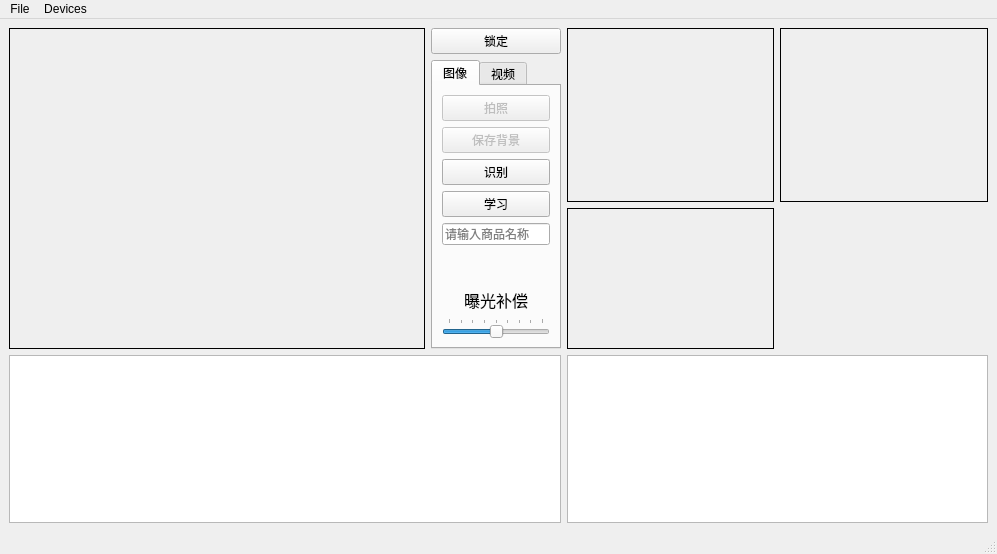
Qt form camera.ui (wyc-go-for-it/qtforcamera) before a commit.
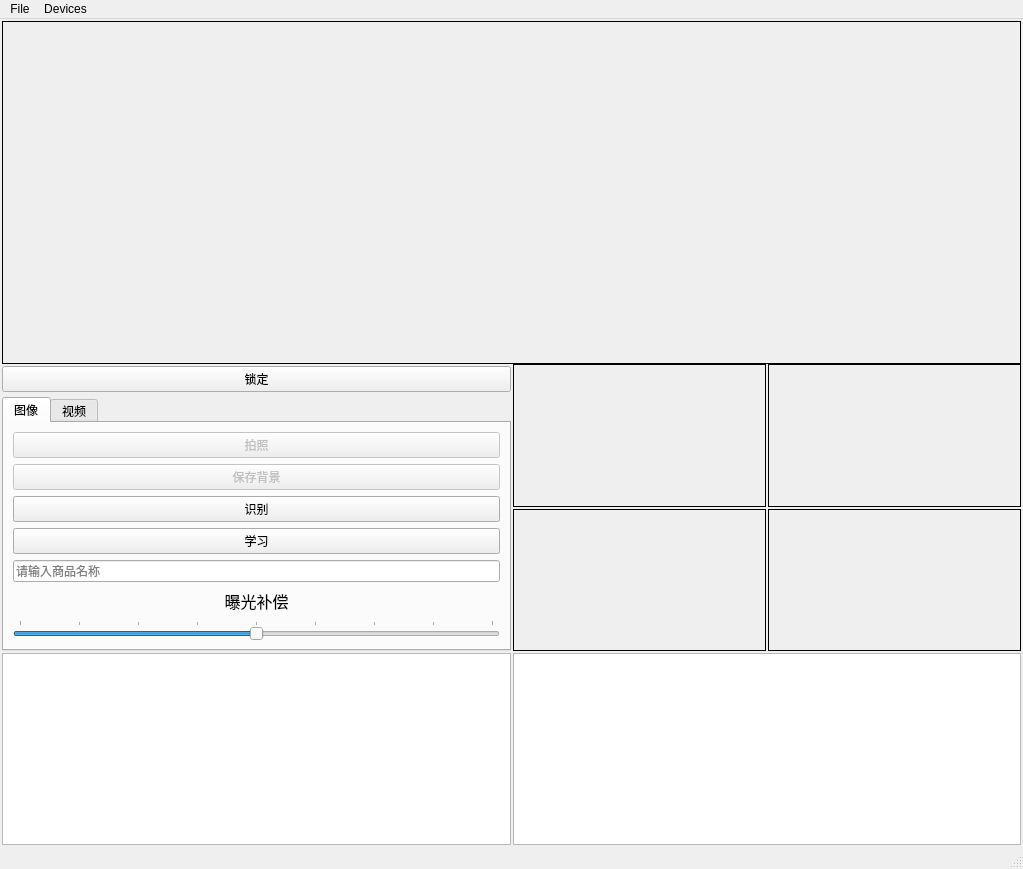
The same form after that commit. The open tabs and pages were chosen to show the change. Custom widgets are drawn as their Qt base class.

Commit message: 增加yolo11n商品识别

What changed in the file:
```diff
--- a/camera.ui
+++ b/camera.ui
@@ -6,66 +6,373 @@
    <rect>
     <x>0</x>
     <y>0</y>
-    <width>997</width>
-    <height>554</height>
+    <width>1023</width>
+    <height>869</height>
    </rect>
   </property>
   <property name="windowTitle">
    <string>Camera</string>
   </property>
   <widget class="QWidget" name="centralwidget">
-   <layout class="QGridLayout" name="gridLayout_3" rowstretch="0,0,0,0" columnstretch="2,0,1,1">
-    <item row="0" column="2" rowspan="2">
-     <widget class="QLabel" name="diff_mat">
-      <property name="sizePolicy">
-       <sizepolicy hsizetype="Ignored" vsizetype="Ignored">
-        <horstretch>0</horstretch>
-        <verstretch>0</verstretch>
-       </sizepolicy>
-      </property>
+   <layout class="QGridLayout" name="gridLayout_3" rowstretch="2,0,0,0" columnstretch="0,0,0,0">
+    <property name="leftMargin">
+     <number>2</number>
+    </property>
+    <property name="topMargin">
+     <number>2</number>
+    </property>
+    <property name="rightMargin">
+     <number>2</number>
+    </property>
+    <property name="bottomMargin">
+     <number>2</number>
+    </property>
+    <property name="spacing">
+     <number>2</number>
+    </property>
+    <item row="3" column="0" colspan="2">
+     <widget class="QListView" name="goods_list">
       <property name="minimumSize">
        <size>
         <width>0</width>
-        <height>0</height>
+        <height>168</height>
        </size>
       </property>
-      <property name="frameShape">
-       <enum>QFrame::Box</enum>
+      <property name="editTriggers">
+       <set>QAbstractItemView::NoEditTriggers</set>
       </property>
-      <property name="text">
-       <string/>
+      <property name="verticalScrollMode">
+       <enum>QAbstractItemView::ScrollPerPixel</enum>
       </property>
-      <property name="scaledContents">
-       <bool>false</bool>
+      <property name="horizontalScrollMode">
+       <enum>QAbstractItemView::ScrollPerPixel</enum>
       </property>
+      <property name="flow">
+       <enum>QListView::LeftToRight</enum>
+      </property>
+      <property name="spacing">
+       <number>8</number>
+      </property>
+      <property name="viewMode">
+       <enum>QListView::IconMode</enum>
+      </property>
      </widget>
     </item>
-    <item row="0" column="3" rowspan="2">
-     <widget class="QLabel" name="binary_diff_mat">
-      <property name="sizePolicy">
-       <sizepolicy hsizetype="Ignored" vsizetype="Ignored">
-        <horstretch>0</horstretch>
-        <verstretch>0</verstretch>
-       </sizepolicy>
-      </property>
+    <item row="3" column="2" colspan="2">
+     <widget class="QListView" name="recog_lst">
       <property name="minimumSize">
        <size>
         <width>0</width>
-        <height>0</height>
+        <height>168</height>
        </size>
       </property>
-      <property name="frameShape">
-       <enum>QFrame::Box</enum>
+      <property name="editTriggers">
+       <set>QAbstractItemView::NoEditTriggers</set>
       </property>
-      <property name="text">
-       <string/>
+      <property name="verticalScrollMode">
+       <enum>QAbstractItemView::ScrollPerPixel</enum>
       </property>
-      <property name="scaledContents">
-       <bool>false</bool>
+      <property name="horizontalScrollMode">
+       <enum>QAbstractItemView::ScrollPerPixel</enum>
       </property>
+      <property name="flow">
+       <enum>QListView::LeftToRight</enum>
+      </property>
+      <property name="spacing">
+       <number>8</number>
+      </property>
+      <property name="viewMode">
+       <enum>QListView::IconMode</enum>
+      </property>
      </widget>
     </item>
-    <item row="0" column="0" rowspan="3">
+    <item row="1" column="2" rowspan="2" colspan="2">
+     <layout class="QGridLayout" name="gridLayout_4">
+      <item row="0" column="1">
+       <widget class="QLabel" name="binary_diff_mat">
+        <property name="sizePolicy">
+         <sizepolicy hsizetype="Ignored" vsizetype="Ignored">
+          <horstretch>0</horstretch>
+          <verstretch>0</verstretch>
+         </sizepolicy>
+        </property>
+        <property name="minimumSize">
+         <size>
+          <width>0</width>
+          <height>0</height>
+         </size>
+        </property>
+        <property name="frameShape">
+         <enum>QFrame::Box</enum>
+        </property>
+        <property name="text">
+         <string/>
+        </property>
+        <property name="scaledContents">
+         <bool>false</bool>
+        </property>
+       </widget>
+      </item>
+      <item row="0" column="0">
+       <widget class="QLabel" name="diff_mat">
+        <property name="sizePolicy">
+         <sizepolicy hsizetype="Ignored" vsizetype="Ignored">
+          <horstretch>0</horstretch>
+          <verstretch>0</verstretch>
+         </sizepolicy>
+        </property>
+        <property name="minimumSize">
+         <size>
+          <width>0</width>
+          <height>0</height>
+         </size>
+        </property>
+        <property name="frameShape">
+         <enum>QFrame::Box</enum>
+        </property>
+        <property name="text">
+         <string/>
+        </property>
+        <property name="scaledContents">
+         <bool>false</bool>
+        </property>
+       </widget>
+      </item>
+      <item row="1" column="0">
+       <widget class="QLabel" name="undiff_mat">
+        <property name="sizePolicy">
+         <sizepolicy hsizetype="Ignored" vsizetype="Ignored">
+          <horstretch>0</horstretch>
+          <verstretch>0</verstretch>
+         </sizepolicy>
+        </property>
+        <property name="frameShape">
+         <enum>QFrame::Box</enum>
+        </property>
+        <property name="text">
+         <string/>
+        </property>
+        <property name="scaledContents">
+         <bool>false</bool>
+        </property>
+       </widget>
+      </item>
+      <item row="1" column="1">
+       <widget class="QLabel" name="detected_frame">
+        <property name="sizePolicy">
+         <sizepolicy hsizetype="Ignored" vsizetype="Ignored">
+          <horstretch>0</horstretch>
+          <verstretch>0</verstretch>
+         </sizepolicy>
+        </property>
+        <property name="frameShape">
+         <enum>QFrame::Box</enum>
+        </property>
+        <property name="text">
+         <string/>
+        </property>
+        <property name="scaledContents">
+         <bool>false</bool>
+        </property>
+       </widget>
+      </item>
+     </layout>
+    </item>
+    <item row="2" column="0" colspan="2">
+     <layout class="QVBoxLayout" name="verticalLayout">
+      <property name="spacing">
+       <number>5</number>
+      </property>
+      <item>
+       <widget class="QPushButton" name="lockButton">
+        <property name="text">
+         <string>锁定</string>
+        </property>
+       </widget>
+      </item>
+      <item>
+       <widget class="QTabWidget" name="captureWidget">
+        <property name="currentIndex">
+         <number>0</number>
+        </property>
+        <widget class="QWidget" name="tab_2">
+         <attribute name="title">
+          <string>图像</string>
+         </attribute>
+         <layout class="QGridLayout" name="gridLayout">
+          <item row="3" column="0">
+           <widget class="QPushButton" name="studyBtn">
+            <property name="enabled">
+             <bool>true</bool>
+            </property>
+            <property name="focusPolicy">
+             <enum>Qt::StrongFocus</enum>
+            </property>
+            <property name="autoFillBackground">
+             <bool>true</bool>
+            </property>
+            <property name="text">
+             <string>学习</string>
+            </property>
+            <property name="checkable">
+             <bool>true</bool>
+            </property>
+            <property name="checked">
+             <bool>false</bool>
+            </property>
+           </widget>
+          </item>
+          <item row="4" column="0">
+           <widget class="QLineEdit" name="name">
+            <property name="inputMask">
+             <string/>
+            </property>
+            <property name="text">
+             <string/>
+            </property>
+            <property name="placeholderText">
+             <string>请输入商品名称</string>
+            </property>
+           </widget>
+          </item>
+          <item row="0" column="0">
+           <widget class="QPushButton" name="takeImageBtn">
+            <property name="enabled">
+             <bool>false</bool>
+            </property>
+            <property name="text">
+             <string>拍照</string>
+            </property>
+           </widget>
+          </item>
+          <item row="6" column="0">
+           <widget class="QSlider" name="exposureCompensation">
+            <property name="minimum">
+             <number>-4</number>
+            </property>
+            <property name="maximum">
+             <number>4</number>
+            </property>
+            <property name="pageStep">
+             <number>2</number>
+            </property>
+            <property name="orientation">
+             <enum>Qt::Horizontal</enum>
+            </property>
+            <property name="tickPosition">
+             <enum>QSlider::TicksAbove</enum>
+            </property>
+           </widget>
+          </item>
+          <item row="2" column="0">
+           <widget class="QPushButton" name="recognitionBtn">
+            <property name="enabled">
+             <bool>true</bool>
+            </property>
+            <property name="focusPolicy">
+             <enum>Qt::StrongFocus</enum>
+            </property>
+            <property name="autoFillBackground">
+             <bool>true</bool>
+            </property>
+            <property name="text">
+             <string>识别</string>
+            </property>
+            <property name="checkable">
+             <bool>true</bool>
+            </property>
+            <property name="checked">
+             <bool>false</bool>
+            </property>
+           </widget>
+          </item>
+          <item row="5" column="0">
+           <widget class="QLabel" name="label">
+            <property name="font">
+             <font>
+              <family>Microsoft YaHei</family>
+              <pointsize>12</pointsize>
+             </font>
+            </property>
+            <property name="text">
+             <string>曝光补偿</string>
+            </property>
+            <property name="alignment">
+             <set>Qt::AlignCenter</set>
+            </property>
+           </widget>
+          </item>
+          <item row="1" column="0">
+           <widget class="QPushButton" name="takeBackgroundBtn">
+            <property name="enabled">
+             <bool>false</bool>
+            </property>
+            <property name="focusPolicy">
+             <enum>Qt::ClickFocus</enum>
+            </property>
+            <property name="text">
+             <string>保存背景</string>
+            </property>
+           </widget>
+          </item>
+         </layout>
+        </widget>
+        <widget class="QWidget" name="tab">
+         <attribute name="title">
+          <string>视频</string>
+         </attribute>
+         <layout class="QGridLayout" name="gridLayout_2">
+          <item row="0" column="0">
+           <widget class="QPushButton" name="recordButton">
+            <property name="text">
+             <string>Record</string>
+            </property>
+           </widget>
+          </item>
+          <item row="1" column="0">
+           <widget class="QPushButton" name="pauseButton">
+            <property name="text">
+             <string>Pause</string>
+            </property>
+           </widget>
+          </item>
+          <item row="2" column="0">
+           <widget class="QPushButton" name="stopButton">
+            <property name="text">
+             <string>Stop</string>
+            </property>
+           </widget>
+          </item>
+          <item row="3" column="0">
+           <spacer name="verticalSpacer">
+            <property name="orientation">
+             <enum>Qt::Vertical</enum>
+            </property>
+            <property name="sizeHint" stdset="0">
+             <size>
+              <width>20</width>
+              <height>76</height>
+             </size>
+            </property>
+           </spacer>
+          </item>
+          <item row="4" column="0">
+           <widget class="QPushButton" name="muteButton">
+            <property name="text">
+             <string>Mute</string>
+            </property>
+            <property name="checkable">
+             <bool>true</bool>
+            </property>
+           </widget>
+          </item>
+         </layout>
+        </widget>
+       </widget>
+      </item>
+     </layout>
+    </item>
+    <item row="0" column="0" rowspan="2" colspan="4">
      <widget class="QStackedWidget" name="stackedWidget">
       <property name="sizePolicy">
        <sizepolicy hsizetype="Preferred" vsizetype="Preferred">
@@ -141,7 +448,7 @@
        <enum>QFrame::Box</enum>
       </property>
       <property name="currentIndex">
-       <number>0</number>
+       <number>1</number>
       </property>
       <widget class="QWidget" name="viewfinderPage">
        <layout class="QHBoxLayout" name="horizontalLayout">
@@ -160,9 +467,6 @@
         <property name="bottomMargin">
          <number>0</number>
         </property>
-        <item>
-         <widget class="ROIViewfinder" name="viewfinder" native="true"/>
-        </item>
        </layout>
       </widget>
       <widget class="QWidget" name="previewPage">
@@ -205,281 +509,6 @@
       </widget>
      </widget>
     </item>
-    <item row="0" column="1">
-     <widget class="QPushButton" name="lockButton">
-      <property name="text">
-       <string>锁定</string>
-      </property>
-     </widget>
-    </item>
-    <item row="1" column="1" rowspan="2">
-     <widget class="QTabWidget" name="captureWidget">
-      <property name="currentIndex">
-       <number>0</number>
-      </property>
-      <widget class="QWidget" name="tab_2">
-       <attribute name="title">
-        <string>图像</string>
-       </attribute>
-       <layout class="QGridLayout" name="gridLayout">
-        <item row="0" column="0">
-         <widget class="QPushButton" name="takeImageBtn">
-          <property name="enabled">
-           <bool>false</bool>
-          </property>
-          <property name="text">
-           <string>拍照</string>
-          </property>
-         </widget>
-        </item>
-        <item row="1" column="0">
-         <widget class="QPushButton" name="takeBackgroundBtn">
-          <property name="enabled">
-           <bool>false</bool>
-          </property>
-          <property name="focusPolicy">
-           <enum>Qt::ClickFocus</enum>
-          </property>
-          <property name="text">
-           <string>保存背景</string>
-          </property>
-         </widget>
-        </item>
-        <item row="3" column="0">
-         <widget class="QPushButton" name="studyBtn">
-          <property name="enabled">
-           <bool>true</bool>
-          </property>
-          <property name="focusPolicy">
-           <enum>Qt::StrongFocus</enum>
-          </property>
-          <property name="autoFillBackground">
-           <bool>true</bool>
-          </property>
-          <property name="text">
-           <string>学习</string>
-          </property>
-          <property name="checkable">
-           <bool>true</bool>
-          </property>
-          <property name="checked">
-           <bool>false</bool>
-          </property>
-         </widget>
-        </item>
-        <item row="6" column="0">
-         <widget class="QLabel" name="label">
-          <property name="font">
-           <font>
-            <family>Microsoft YaHei</family>
-            <pointsize>12</pointsize>
-           </font>
-          </property>
-          <property name="text">
-           <string>曝光补偿</string>
-          </property>
-          <property name="alignment">
-           <set>Qt::AlignCenter</set>
-          </property>
-         </widget>
-        </item>
-        <item row="4" column="0">
-         <widget class="QLineEdit" name="name">
-          <property name="inputMask">
-           <string/>
-          </property>
-          <property name="text">
-           <string/>
-          </property>
-          <property name="placeholderText">
-           <string>请输入商品名称</string>
-          </property>
-         </widget>
-        </item>
-        <item row="5" column="0">
-         <spacer name="verticalSpacer_2">
-          <property name="orientation">
-           <enum>Qt::Vertical</enum>
-          </property>
-          <property name="sizeHint" stdset="0">
-           <size>
-            <width>20</width>
-            <height>161</height>
-           </size>
-          </property>
-         </spacer>
-        </item>
-        <item row="2" column="0">
-         <widget class="QPushButton" name="recognitionBtn">
-          <property name="enabled">
-           <bool>true</bool>
-          </property>
-          <property name="focusPolicy">
-           <enum>Qt::StrongFocus</enum>
-          </property>
-          <property name="autoFillBackground">
-           <bool>true</bool>
-          </property>
-          <property name="text">
-           <string>识别</string>
-          </property>
-          <property name="checkable">
-           <bool>true</bool>
-          </property>
-          <property name="checked">
-           <bool>false</bool>
-          </property>
-         </widget>
-        </item>
-        <item row="7" column="0">
-         <widget class="QSlider" name="exposureCompensation">
-          <property name="minimum">
-           <number>-4</number>
-          </property>
-          <property name="maximum">
-           <number>4</number>
-          </property>
-          <property name="pageStep">
-           <number>2</number>
-          </property>
-          <property name="orientation">
-           <enum>Qt::Horizontal</enum>
-          </property>
-          <property name="tickPosition">
-           <enum>QSlider::TicksAbove</enum>
-          </property>
-         </widget>
-        </item>
-       </layout>
-      </widget>
-      <widget class="QWidget" name="tab">
-       <attribute name="title">
-        <string>视频</string>
-       </attribute>
-       <layout class="QGridLayout" name="gridLayout_2">
-        <item row="0" column="0">
-         <widget class="QPushButton" name="recordButton">
-          <property name="text">
-           <string>Record</string>
-          </property>
-         </widget>
-        </item>
-        <item row="1" column="0">
-         <widget class="QPushButton" name="pauseButton">
-          <property name="text">
-           <string>Pause</string>
-          </property>
-         </widget>
-        </item>
-        <item row="2" column="0">
-         <widget class="QPushButton" name="stopButton">
-          <property name="text">
-           <string>Stop</string>
-          </property>
-         </widget>
-        </item>
-        <item row="3" column="0">
-         <spacer name="verticalSpacer">
-          <property name="orientation">
-           <enum>Qt::Vertical</enum>
-          </property>
-          <property name="sizeHint" stdset="0">
-           <size>
-            <width>20</width>
-            <height>76</height>
-           </size>
-          </property>
-         </spacer>
-        </item>
-        <item row="4" column="0">
-         <widget class="QPushButton" name="muteButton">
-          <property name="text">
-           <string>Mute</string>
-          </property>
-          <property name="checkable">
-           <bool>true</bool>
-          </property>
-         </widget>
-        </item>
-       </layout>
-      </widget>
-     </widget>
-    </item>
-    <item row="2" column="2">
-     <widget class="QLabel" name="undiff_mat">
-      <property name="sizePolicy">
-       <sizepolicy hsizetype="Ignored" vsizetype="Ignored">
-        <horstretch>0</horstretch>
-        <verstretch>0</verstretch>
-       </sizepolicy>
-      </property>
-      <property name="frameShape">
-       <enum>QFrame::Box</enum>
-      </property>
-      <property name="text">
-       <string/>
-      </property>
-      <property name="scaledContents">
-       <bool>false</bool>
-      </property>
-     </widget>
-    </item>
-    <item row="3" column="0" colspan="2">
-     <widget class="QListView" name="goods_list">
-      <property name="minimumSize">
-       <size>
-        <width>0</width>
-        <height>168</height>
-       </size>
-      </property>
-      <property name="editTriggers">
-       <set>QAbstractItemView::NoEditTriggers</set>
-      </property>
-      <property name="verticalScrollMode">
-       <enum>QAbstractItemView::ScrollPerPixel</enum>
-      </property>
-      <property name="horizontalScrollMode">
-       <enum>QAbstractItemView::ScrollPerPixel</enum>
-      </property>
-      <property name="flow">
-       <enum>QListView::LeftToRight</enum>
-      </property>
-      <property name="spacing">
-       <number>8</number>
-      </property>
-      <property name="viewMode">
-       <enum>QListView::IconMode</enum>
-      </property>
-     </widget>
-    </item>
-    <item row="3" column="2" colspan="2">
-     <widget class="QListView" name="recog_lst">
-      <property name="minimumSize">
-       <size>
-        <width>0</width>
-        <height>168</height>
-       </size>
-      </property>
-      <property name="editTriggers">
-       <set>QAbstractItemView::NoEditTriggers</set>
-      </property>
-      <property name="verticalScrollMode">
-       <enum>QAbstractItemView::ScrollPerPixel</enum>
-      </property>
-      <property name="horizontalScrollMode">
-       <enum>QAbstractItemView::ScrollPerPixel</enum>
-      </property>
-      <property name="flow">
-       <enum>QListView::LeftToRight</enum>
-      </property>
-      <property name="spacing">
-       <number>8</number>
-      </property>
-      <property name="viewMode">
-       <enum>QListView::IconMode</enum>
-      </property>
-     </widget>
-    </item>
    </layout>
   </widget>
   <widget class="QMenuBar" name="menubar">
@@ -487,7 +516,7 @@
     <rect>
      <x>0</x>
      <y>0</y>
-     <width>997</width>
+     <width>1023</width>
      <height>21</height>
     </rect>
    </property>
@@ -532,14 +561,6 @@
    </property>
   </action>
  </widget>
- <customwidgets>
-  <customwidget>
-   <class>ROIViewfinder</class>
-   <extends>QWidget</extends>
-   <header location="global">roiviewfinder.h</header>
-   <container>1</container>
-  </customwidget>
- </customwidgets>
  <resources/>
  <connections>
   <connection>
```
The commit also changes 94 other files.
